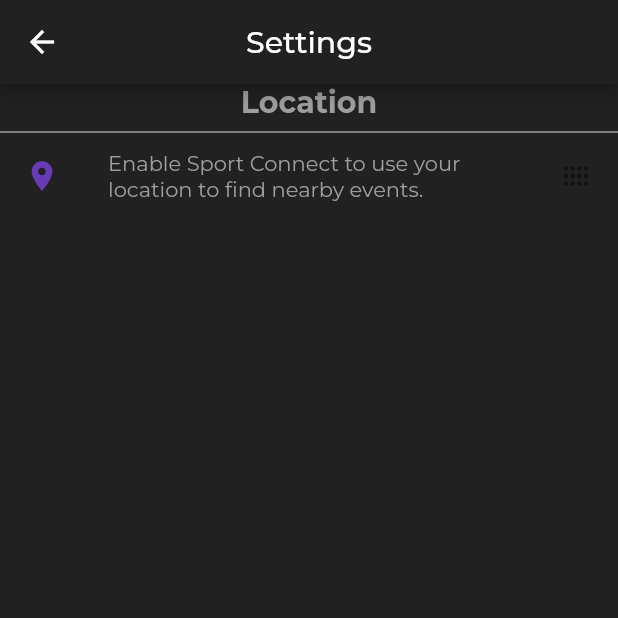
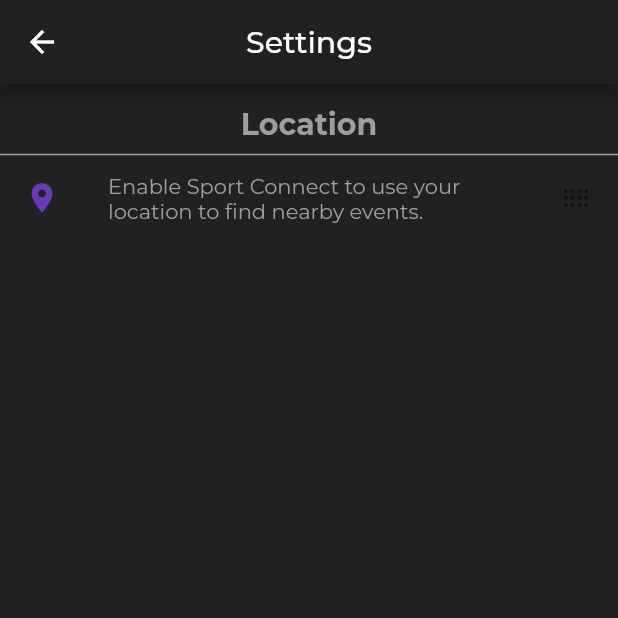
Before and after one commit to JordanAbel/hci_project, a Flutter app: the Settings screen opened directly, on a phone screen of 412 x 824 dp, the top half of it. Run offline on Flutter 3.47's test engine with Material 2 defaults, Android fonts, the phone set to English and light mode, and no system bars; our stand-ins replace google_fonts, image_picker; missing offline and left inert: map_location_picker.

Commit message:
linking button in drawer.dart to open settings page

```diff
--- a/lib/settings_page.dart
+++ b/lib/settings_page.dart
@@ -32,6 +32,8 @@ class _SettingsState extends State<Settings> {
         centerTitle: true,
       ),
       body: SingleChildScrollView(
+        child: Padding(
+          padding: const EdgeInsets.symmetric(vertical: 15),
           child: Container(
             constraints: const BoxConstraints.expand(
               height: 1200,
@@ -67,6 +69,7 @@ class _SettingsState extends State<Settings> {
               ],
             ),
             ),
+        ),
     )
     );
   }
```
Also changed, not shown: lib/drawer.dart (+6 -1 lines). Lines whose indentation alone changed are shown as unchanged.
